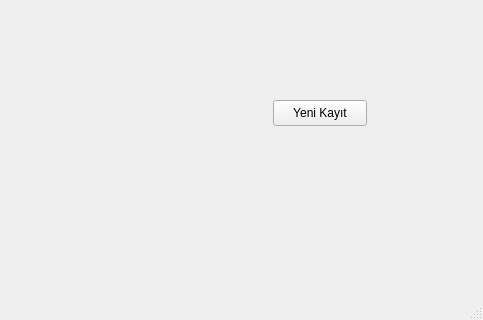
Qt form gui/mainwindow.ui (cihansenyuz/tax-calc) before a commit; both pictures show x 317 to 800 and y 280 to 600 of the 800 by 600 pixel window.
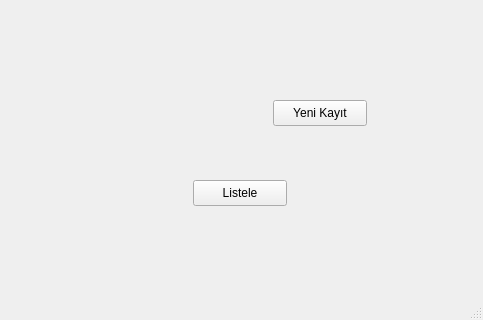
The same form after that commit.

Commit message: update GUI to print registered assets

```diff
--- a/gui/mainwindow.ui
+++ b/gui/mainwindow.ui
@@ -27,6 +27,19 @@
      <string>Yeni Kayıt</string>
     </property>
    </widget>
+   <widget class="QPushButton" name="printButton">
+    <property name="geometry">
+     <rect>
+      <x>510</x>
+      <y>460</y>
+      <width>94</width>
+      <height>26</height>
+     </rect>
+    </property>
+    <property name="text">
+     <string>Listele</string>
+    </property>
+   </widget>
   </widget>
   <widget class="QMenuBar" name="menubar">
    <property name="geometry">
```
The commit also changes 3 other files.
